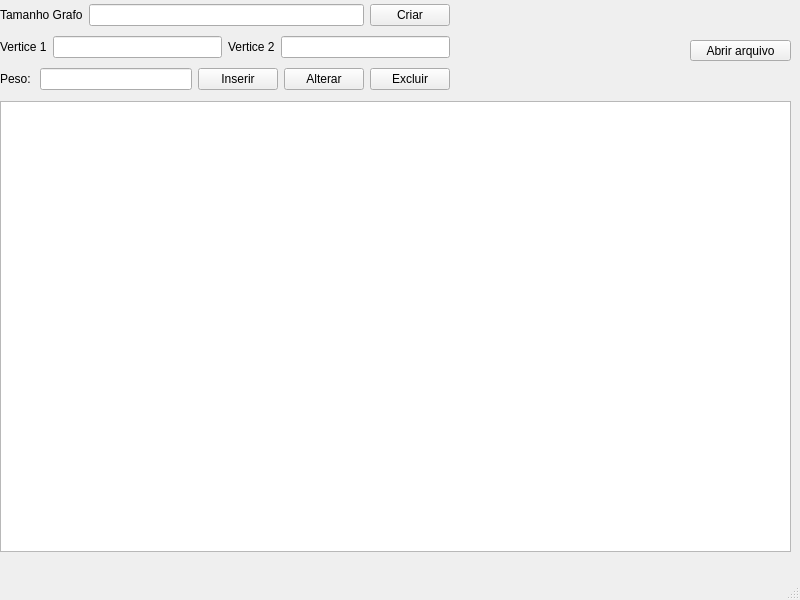
Old version of the form mainwindow.ui in the repository cpedrohenrique1/Atividade16-EDII.
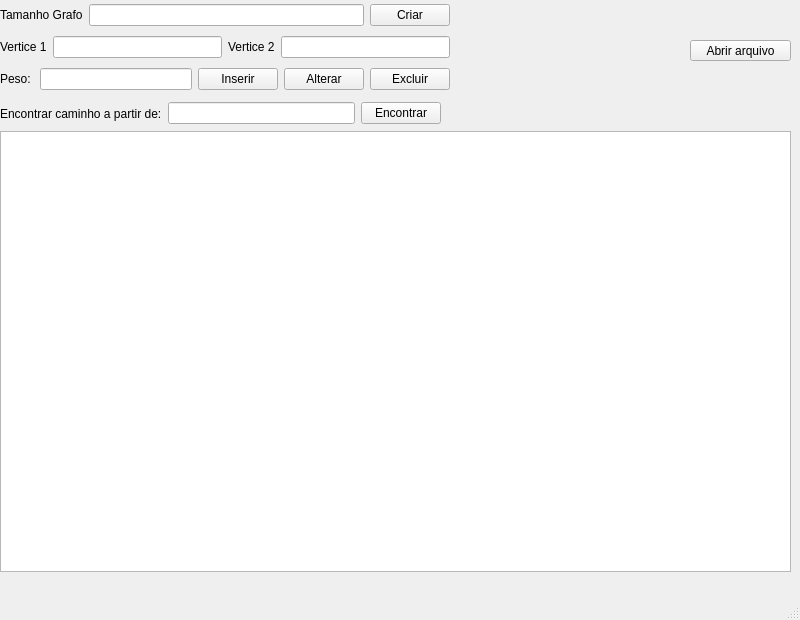
New version of the form.

Commit message: mudancas na interface

The edit to the form file:
```diff
--- a/mainwindow.ui
+++ b/mainwindow.ui
@@ -7,7 +7,7 @@
     <x>0</x>
     <y>0</y>
     <width>800</width>
-    <height>600</height>
+    <height>620</height>
    </rect>
   </property>
   <property name="windowTitle">
@@ -18,9 +18,9 @@
     <property name="geometry">
      <rect>
       <x>0</x>
-      <y>101</y>
+      <y>131</y>
       <width>791</width>
-      <height>451</height>
+      <height>441</height>
      </rect>
     </property>
    </widget>
@@ -129,6 +129,35 @@
      <string>Abrir arquivo</string>
     </property>
    </widget>
+   <widget class="QWidget" name="">
+    <property name="geometry">
+     <rect>
+      <x>0</x>
+      <y>100</y>
+      <width>441</width>
+      <height>27</height>
+     </rect>
+    </property>
+    <layout class="QHBoxLayout" name="horizontalLayout_4">
+     <item>
+      <widget class="QLabel" name="label_5">
+       <property name="text">
+        <string>Encontrar caminho a partir de:</string>
+       </property>
+      </widget>
+     </item>
+     <item>
+      <widget class="QLineEdit" name="lineEdit_vertice_caminho"/>
+     </item>
+     <item>
+      <widget class="QPushButton" name="pushButton_encontrar_caminho">
+       <property name="text">
+        <string>Encontrar</string>
+       </property>
+      </widget>
+     </item>
+    </layout>
+   </widget>
   </widget>
   <widget class="QMenuBar" name="menubar">
    <property name="geometry">
```
The commit also changes 2 other files.
